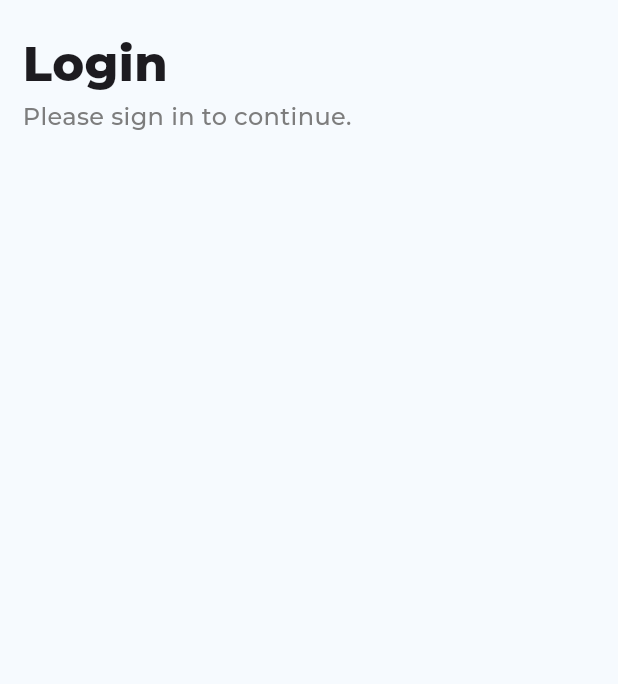
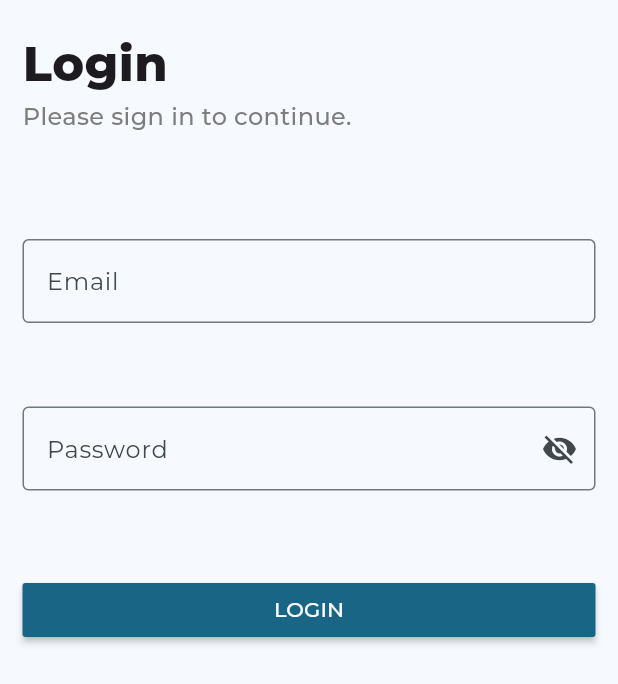
Before and after one commit to grgprarup/guffgaff, a Flutter app: the screen it shows after launch, on a phone screen of 412 x 824 dp. Shown: the top 684 px of the screen. Run offline on Flutter 3.47's test engine with Material 3 defaults, Android fonts, the phone set to English and light mode, and no system bars; our stand-ins replace google_fonts.

Commit message:
Added email field, password field, and login button

```diff
--- a/lib/src/screens/login_screen.dart
+++ b/lib/src/screens/login_screen.dart
@@ -8,6 +8,8 @@ class LoginPage extends StatefulWidget {
 }
 
 class _LoginPageState extends State<LoginPage> {
+  final GlobalKey<FormState> _loginFormKey = GlobalKey<FormState>();
+  bool _isPasswordVisible = false;
 
   @override
   Widget build(BuildContext context) {
@@ -46,6 +48,74 @@ class _LoginPageState extends State<LoginPage> {
                   ],
                 ),
               ),
+              Container(
+                height: MediaQuery.sizeOf(context).height * 0.40,
+                margin: EdgeInsets.symmetric(
+                  vertical: MediaQuery.sizeOf(context).height * 0.05,
+                ),
+                child: Form(
+                  key: _loginFormKey,
+                  child: Column(
+                    mainAxisSize: MainAxisSize.max,
+                    mainAxisAlignment: MainAxisAlignment.spaceEvenly,
+                    crossAxisAlignment: CrossAxisAlignment.center,
+                    children: [
+                      SizedBox(
+                        height: MediaQuery.sizeOf(context).height * 0.1,
+                        child: TextFormField(
+                          decoration: InputDecoration(
+                            labelText: "Email",
+                            border: const OutlineInputBorder(),
+                          ),
+                          onSaved: (value) {
+                            // TODO: Save the email
+                          },
+                        ),
+                      ),
+                      SizedBox(
+                        height: MediaQuery.sizeOf(context).height * 0.1,
+                        child: TextFormField(
+                          decoration: InputDecoration(
+                            labelText: "Password",
+                            border: const OutlineInputBorder(),
+                            suffixIcon: GestureDetector(
+                              onTap: () {
+                                setState(() {
+                                  _isPasswordVisible = !_isPasswordVisible;
+                                });
+                              },
+                              child: Icon(
+                                _isPasswordVisible
+                                    ? Icons.visibility
+                                    : Icons.visibility_off,
+                              ),
+                            ),
+                          ),
+                          obscureText: !_isPasswordVisible,
+                          onSaved: (value) {
+                            // TODO: Save the password
+                          },
+                        ),
+                      ),
+                      SizedBox(
+                        width: MediaQuery.sizeOf(context).width,
+                        child: MaterialButton(
+                          onPressed: () {
+                            // TODO: Validate the form
+                          },
+                          color: Theme.of(context).colorScheme.primary,
+                          child: const Text(
+                            "LOGIN",
+                            style: TextStyle(
+                              color: Colors.white,
+                            ),
+                          ),
+                        ),
+                      ),
+                    ],
+                  ),
+                ),
+              ),
             ],
           ),
         ),
```
